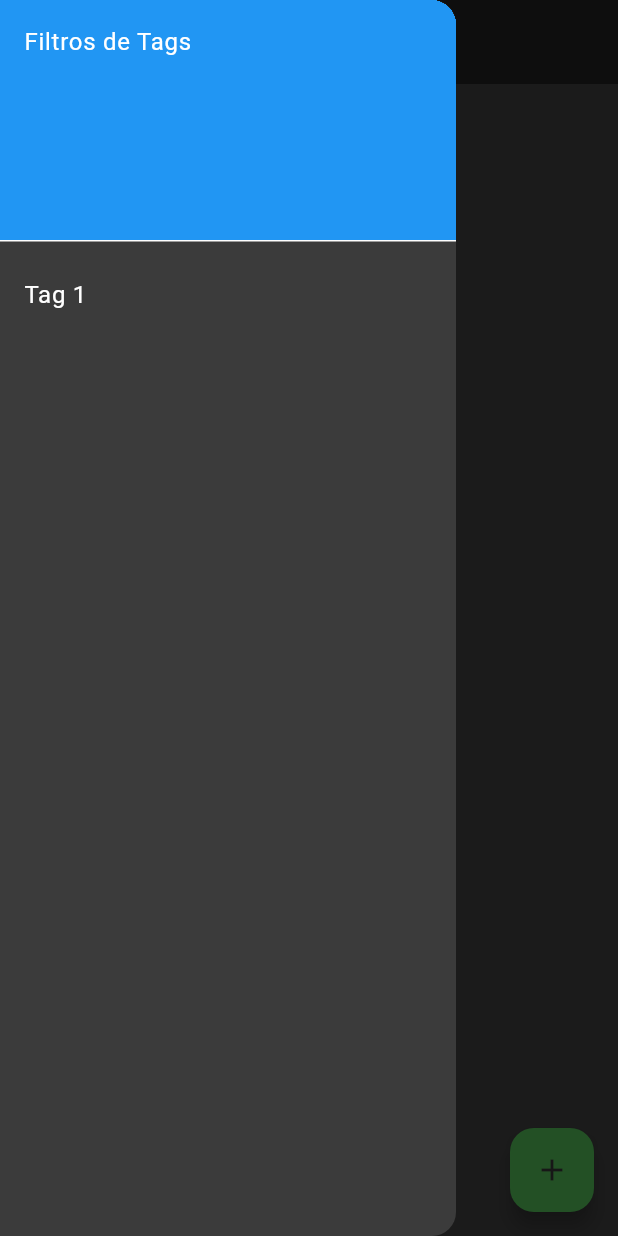
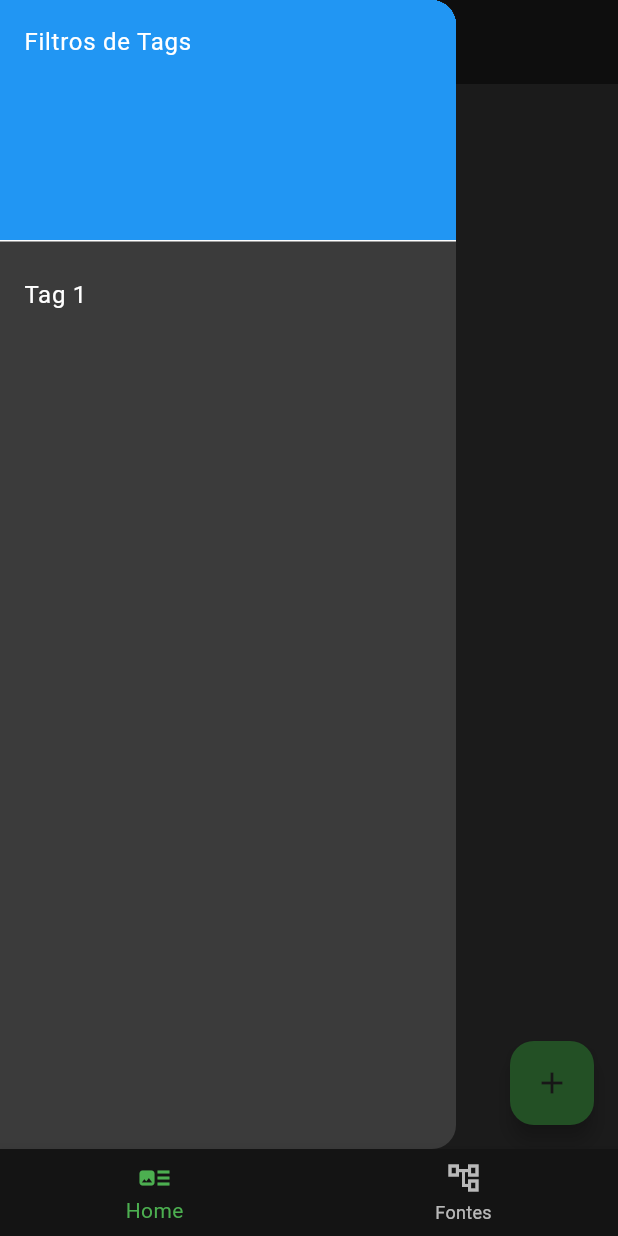
Before and after one commit to Yan-SO/my_manga, a Flutter app: the screen it shows after launch, with the side drawer open, on a phone screen of 412 x 824 dp. Run offline on Flutter 3.47's test engine with Material 3 defaults, Android fonts, the phone set to English and light mode, and no system bars; our stand-ins replace image_picker, sqflite, webview_flutter; accounts and stored records are empty.

Commit message:
adding font screen and code refactoring

```diff
--- /dev/null
+++ b/lib/src/models/fonts_model.dart
@@ -0,0 +1,55 @@
+class FontsModel {
+  final int? id;
+  final String fontName;
+  final int children;
+  final String? imgUrl;
+  String? urlFont;
+
+  FontsModel({
+    this.id,
+    required this.fontName,
+    this.imgUrl,
+    required this.children,
+    this.urlFont,
+  });
+  FontsModel copyWith({
+    int? id,
+    String? fontName,
+    int? children,
+    String? imgUrl,
+    String? urlFont,
+  }) {
+    return FontsModel(
+      id: id ?? this.id,
+      fontName: fontName ?? this.fontName,
+      children: children ?? this.children,
+      imgUrl: imgUrl ?? this.imgUrl,
+      urlFont: urlFont ?? this.urlFont,
+    );
+  }
+
+  @override
+  String toString() {
+    return 'FontsModel{id: $id, fontName: $fontName, children: $children, imgUrl: $imgUrl, urlFont: $urlFont}';
+  }
+
+  Map<String, dynamic> toJson() {
+    return {
+      'id': id,
+      'fontName': fontName,
+      'children': children,
+      'imgUrl': imgUrl,
+      'urlFont': urlFont,
+    };
+  }
+
+  factory FontsModel.fromJson(Map<String, dynamic> json) {
+    return FontsModel(
+      id: json['id'],
+      fontName: json['fontName'],
+      children: json['children'],
+      imgUrl: json['imgUrl'],
+      urlFont: json['urlFont'],
+    );
+  }
+}
--- a/lib/src/models/manga_model.dart
+++ b/lib/src/models/manga_model.dart
@@ -6,8 +6,10 @@ class MangaModel {
   final double chaptersRead;
   final double totalChapters;
   final DateTime lastRead;
+  final int? fontsModelId;
 
   MangaModel({
+    this.fontsModelId,
     this.urlManga,
     this.id,
     required this.title,
@@ -19,7 +21,7 @@ class MangaModel {
 
   @override
   String toString() {
-    return 'MangaModel{id: $id, title: $title, imgUrl: $imgUrl, urlManga: $urlManga, chaptersRead: $chaptersRead, totalChapters: $totalChapters, lastRead: $lastRead}';
+    return 'MangaModel{id: $id, title: $title, imgUrl: $imgUrl, urlManga: $urlManga, chaptersRead: $chaptersRead, totalChapters: $totalChapters, lastRead: $lastRead, fontsModelId: $fontsModelId}';
   }
 
   MangaModel copyWith({
@@ -30,6 +32,7 @@ class MangaModel {
     double? totalChapters,
     DateTime? lastRead,
     String? imgUrl,
+    int? fontsModelId,
   }) {
     return MangaModel(
       urlManga: urlManga ?? this.urlManga,
@@ -39,6 +42,7 @@ class MangaModel {
       totalChapters: totalChapters ?? this.totalChapters,
       lastRead: lastRead ?? this.lastRead,
       imgUrl: imgUrl ?? this.imgUrl,
+      fontsModelId: fontsModelId ?? this.fontsModelId,
     );
   }
 
@@ -51,6 +55,7 @@ class MangaModel {
       'chaptersRead': chaptersRead,
       'totalChapters': totalChapters,
       'lastRead': lastRead.toIso8601String(),
+      'fontsModelId': fontsModelId,
     };
   }
 
@@ -63,6 +68,7 @@ class MangaModel {
       chaptersRead: json['chaptersRead'],
       totalChapters: json['totalChapters'],
       lastRead: DateTime.parse(json['lastRead']),
+      fontsModelId: json['fontsModelId'],
     );
   }
 }
--- /dev/null
+++ b/lib/src/ui/components/home_menu.dart
@@ -0,0 +1,33 @@
+import 'package:flutter/material.dart';
+
+class HomeMenu extends StatelessWidget {
+  const HomeMenu({
+    super.key,
+    required this.context,
+  });
+
+  final BuildContext context;
+
+  @override
+  Widget build(BuildContext context) {
+    // Implemente o filtro de tags aqui
+    return Drawer(
+      child: ListView(
+        children: <Widget>[
+          const DrawerHeader(
+            decoration: BoxDecoration(
+              color: Colors.blue,
+            ),
+            child: Text('Filtros de Tags'),
+          ),
+          ListTile(
+            title: Text('Tag 1'),
+            onTap: () {
+              Navigator.pop(context);
+            },
+          ),
+        ],
+      ),
+    );
+  }
+}
--- a/lib/src/ui/components/item_card.dart
+++ b/lib/src/ui/components/item_card.dart
@@ -4,12 +4,12 @@ import 'package:flutter/material.dart';
 import 'package:my_mangas/src/models/manga_model.dart';
 import 'package:my_mangas/src/ui/screens/manga_page.dart';
 
-class ItemCard extends StatelessWidget {
+class ItemCardManga extends StatelessWidget {
   final MangaModel manga;
   final DateTime nowDate;
   final VoidCallback findMangas;
 
-  const ItemCard({
+  const ItemCardManga({
     super.key,
     required this.manga,
     required this.nowDate,
@@ -32,7 +32,7 @@ class ItemCard extends StatelessWidget {
         findMangas();
       },
       child: Card(
-        color: Theme.of(context).colorScheme.tertiary,
+        color: Theme.of(context).colorScheme.secondary,
         child: Padding(
           padding: const EdgeInsets.all(12.0),
           child: Row(children: [
--- a/lib/src/ui/components/drawer_menu_header.dart
+++ b/lib/src/ui/components/web_drawer_menu_header.dart
@@ -1,8 +1,8 @@
 import 'package:flutter/material.dart';
 import 'package:webview_flutter/webview_flutter.dart';
 
-class DrawerMenuHeader extends StatelessWidget {
-  const DrawerMenuHeader({
+class WebDrawerMenuHeader extends StatelessWidget {
+  const WebDrawerMenuHeader({
     super.key,
     required title,
     required WebViewController controller,
--- a/lib/src/ui/screens/home_page.dart
+++ b/lib/src/ui/screens/home_page.dart
@@ -1,144 +1,50 @@
+// ignore_for_file: prefer_const_literals_to_create_immutables, prefer_const_constructors
+
 import 'package:flutter/material.dart';
-import 'package:my_mangas/src/data/manga_repository.dart';
-import 'package:my_mangas/src/models/manga_model.dart';
-import 'package:my_mangas/src/ui/components/item_card.dart';
-import 'package:my_mangas/src/ui/screens/manipulation_page.dart';
+import 'package:my_mangas/src/ui/screens/fonts_page.dart';
+import 'package:my_mangas/src/ui/screens/manga_list_page.dart';
 
 class HomePage extends StatefulWidget {
-  HomePage({super.key});
+  const HomePage({super.key});
 
   @override
   State<HomePage> createState() => _HomePageState();
 }
 
 class _HomePageState extends State<HomePage> {
-  late Future<List<MangaModel>> _mangasFuture;
+  int _selectedIndex = 0;
 
-  final MangaRepository _mangaRepository = MangaRepository();
-  final TextEditingController _searchController = TextEditingController();
-  List<MangaModel> _filteredMangas = [];
-  List<MangaModel> _allMangasList = [];
-
-  @override
-  void initState() {
-    super.initState();
-    _findMangas();
-    _searchController.addListener(() {
-      _filterMangas(_searchController.text);
+  void _onItemTapped(int index) {
+    setState(() {
+      _selectedIndex = index;
     });
   }
 
-  @override
-  void dispose() {
-    _searchController.removeListener(() {
-      _filterMangas(_searchController.text);
-    });
-    _searchController.dispose();
-    super.dispose();
-  }
-
-  void _sortMangasByDate(List<MangaModel> mangas) {
-    mangas.sort((a, b) => b.lastRead.compareTo(a.lastRead));
-  }
-
-  void _findMangas() {
-    _mangasFuture = _mangaRepository.getAllMangas();
-    _mangasFuture.then((mangas) {
-      setState(() {
-        _allMangasList = mangas;
-        _filteredMangas = _allMangasList;
-        _sortMangasByDate(_filteredMangas);
-      });
-    });
-  }
-
-  void _filterMangas(String filter) {
-    setState(() {
-      if (filter.isNotEmpty) {
-        _filteredMangas = _allMangasList.where((manga) {
-          return manga.title.toLowerCase().contains(filter.toLowerCase());
-        }).toList();
-      } else {
-        _filteredMangas = _allMangasList;
-      }
-      _sortMangasByDate(_filteredMangas);
-    });
-  }
+  static final List<Widget> _pages = <Widget>[
+    MangaListPage(),
+    FontsPage(),
+  ];
 
   @override
   Widget build(BuildContext context) {
-    final DateTime nowDate = DateTime.now();
-
     return Scaffold(
-      floatingActionButton: FloatingActionButton(
-        onPressed: () async {
-          await Navigator.push(
-            context,
-            MaterialPageRoute(
-              builder: (context) => ManipulationPage(dateNow: nowDate),
-            ),
-          );
-          _findMangas();
-        },
-        child: const Icon(Icons.add),
-      ),
-      drawer: _tegFilter(),
-      appBar: AppBar(
-        backgroundColor: Theme.of(context).colorScheme.tertiary,
-        title: TextField(
-          controller: _searchController,
-          decoration: const InputDecoration(
-            hintText: 'Buscar...',
-            border: InputBorder.none,
-            hintStyle: TextStyle(color: Colors.white54),
+      bottomNavigationBar: BottomNavigationBar(
+        currentIndex: _selectedIndex,
+        onTap: _onItemTapped,
+        selectedItemColor: Theme.of(context).colorScheme.primary,
+        backgroundColor: Color.fromARGB(255, 20, 20, 20),
+        items: <BottomNavigationBarItem>[
+          BottomNavigationBarItem(
+            icon: Icon(Icons.art_track),
+            label: 'Home',
           ),
-        ),
-      ),
-      body: FutureBuilder<List<MangaModel>>(
-        future: _mangasFuture,
-        builder: (context, snapshot) {
-          if (snapshot.connectionState == ConnectionState.waiting) {
-            return const Center(child: CircularProgressIndicator());
-          } else if (snapshot.hasError) {
-            return Center(child: Text('Error: ${snapshot.error}'));
-          } else if (!snapshot.hasData || snapshot.data!.isEmpty) {
-            return const Center(child: Text('Adicione um novo manga!'));
-          } else {
-            return ListView.builder(
-              itemCount: _filteredMangas.length,
-              itemBuilder: (context, index) {
-                return ItemCard(
-                  manga: _filteredMangas[index],
-                  nowDate: nowDate,
-                  findMangas: _findMangas,
-                );
-              },
-            );
-          }
-        },
-      ),
-    );
-  }
-
-  Widget _tegFilter() {
-    // Implemente o filtro de tags aqui
-    return Drawer(
-      child: ListView(
-        children: <Widget>[
-          const DrawerHeader(
-            decoration: BoxDecoration(
-              color: Colors.blue,
-            ),
-            child: Text('Filtros de Tags'),
-          ),
-          ListTile(
-            title: Text('Tag 1'),
-            onTap: () {
-              Navigator.pop(context);
-            },
+          BottomNavigationBarItem(
+            icon: Icon(Icons.account_tree_outlined),
+            label: 'Fontes',
           ),
         ],
       ),
+      body: _pages.elementAt(_selectedIndex),
     );
   }
 }
--- /dev/null
+++ b/lib/src/ui/screens/manga_list_page.dart
@@ -0,0 +1,133 @@
+// ignore_for_file: prefer_const_constructors, prefer_const_literals_to_create_immutables
+
+import 'package:flutter/material.dart';
+import 'package:my_mangas/src/data/manga_repository.dart';
+import 'package:my_mangas/src/models/manga_model.dart';
+import 'package:my_mangas/src/ui/components/home_menu.dart';
+import 'package:my_mangas/src/ui/components/item_card.dart';
+import 'package:my_mangas/src/ui/screens/manipulation_page.dart';
+
+class MangaListPage extends StatefulWidget {
+  MangaListPage({super.key});
+
+  @override
+  State<MangaListPage> createState() => _MangaListPageState();
+}
+
+class _MangaListPageState extends State<MangaListPage> {
+  late Future<List<MangaModel>> _mangasFuture;
+
+  final MangaRepository _mangaRepository = MangaRepository();
+  final TextEditingController _searchController = TextEditingController();
+  List<MangaModel> _filteredMangas = [];
+  List<MangaModel> _allMangasList = [];
+
+  @override
+  void initState() {
+    super.initState();
+    _findMangas();
+    _searchController.addListener(() {
+      _filterMangas(_searchController.text);
+    });
+  }
+
+  @override
+  void dispose() {
+    _searchController.removeListener(() {
+      _filterMangas(_searchController.text);
+    });
+    _searchController.dispose();
+    super.dispose();
+  }
+
+  void _sortMangasByDate(List<MangaModel> mangas) {
+    mangas.sort((a, b) => b.lastRead.compareTo(a.lastRead));
+  }
+
+  void _findMangas() {
+    _mangasFuture = _mangaRepository.getAllMangas();
+    _mangasFuture.then((mangas) {
+      setState(() {
+        _allMangasList = mangas;
+        _filteredMangas = _allMangasList;
+        _sortMangasByDate(_filteredMangas);
+      });
+    });
+  }
+
+  void _filterMangas(String filter) {
+    setState(() {
+      if (filter.isNotEmpty) {
+        _filteredMangas = _allMangasList.where((manga) {
+          return manga.title.toLowerCase().contains(filter.toLowerCase());
+        }).toList();
+      } else {
+        _filteredMangas = _allMangasList;
+      }
+      _sortMangasByDate(_filteredMangas);
+    });
+  }
+
+  @override
+  Widget build(BuildContext context) {
+    final DateTime nowDate = DateTime.now();
+
+    return Scaffold(
+      floatingActionButton: FloatingActionButton(
+        onPressed: () async {
+          await Navigator.push(
+            context,
+            MaterialPageRoute(
+              builder: (context) => ManipulationPage(dateNow: nowDate),
+            ),
+          );
+          _findMangas();
+        },
+        child: const Icon(Icons.add),
+      ),
+      drawer: HomeMenu(context: context),
+      appBar: _appBar(context),
+      body: _futureBuilder(nowDate),
+    );
+  }
+
+  FutureBuilder<List<MangaModel>> _futureBuilder(DateTime nowDate) {
+    return FutureBuilder<List<MangaModel>>(
+      future: _mangasFuture,
+      builder: (context, snapshot) {
+        if (snapshot.connectionState == ConnectionState.waiting) {
+          return const Center(child: CircularProgressIndicator());
+        } else if (snapshot.hasError) {
+          return Center(child: Text('Error: ${snapshot.error}'));
+        } else if (!snapshot.hasData || snapshot.data!.isEmpty) {
+          return const Center(child: Text('Adicione um novo manga!'));
+        } else {
+          return ListView.builder(
+            itemCount: _filteredMangas.length,
+            itemBuilder: (context, index) {
+              return ItemCardManga(
+                manga: _filteredMangas[index],
+                nowDate: nowDate,
+                findMangas: _findMangas,
+              );
+            },
+          );
+        }
+      },
+    );
+  }
+
+  AppBar _appBar(BuildContext context) {
+    return AppBar(
+      backgroundColor: Theme.of(context).colorScheme.secondary,
+      title: TextField(
+        controller: _searchController,
+        decoration: const InputDecoration(
+          hintText: 'Buscar...',
+          border: InputBorder.none,
+          hintStyle: TextStyle(color: Colors.white54),
+        ),
+      ),
+    );
+  }
+}
--- a/lib/src/ui/screens/web_page.dart
+++ b/lib/src/ui/screens/web_page.dart
@@ -3,7 +3,7 @@
 import 'package:flutter/material.dart';
 import 'package:my_mangas/src/data/manga_repository.dart';
 import 'package:my_mangas/src/models/manga_model.dart';
-import 'package:my_mangas/src/ui/components/drawer_menu_header.dart';
+import 'package:my_mangas/src/ui/components/web_drawer_menu_header.dart';
 import 'package:my_mangas/src/ui/components/update_fields_dialog.dart';
 import 'package:webview_flutter/webview_flutter.dart';
 
@@ -51,11 +51,11 @@ class _WebPageState extends State<WebPage> {
     return SizedBox(
       width: (width * (2 / 3)),
       child: Container(
-        color: Theme.of(context).colorScheme.tertiary,
+        color: Theme.of(context).colorScheme.secondary,
         child: ListView(
           padding: EdgeInsets.zero,
           children: [
-            DrawerMenuHeader(
+            WebDrawerMenuHeader(
               controller: _controller,
               title: title,
             ),
--- a/lib/src/ui/theme/colors_theme.dart
+++ b/lib/src/ui/theme/colors_theme.dart
@@ -6,9 +6,9 @@ class MyColorsTheme {
     const brightness = Brightness.dark; // Modo de brilho escuro
     const primary = Color(0xFF4CAF50); // Cor do texto sobre a cor primária
     const onPrimary = Color(0xFF333333); // Cor primária
-    const secondary = Color(0xFF6D6D6D); // Cor secundária
+    const secondary = Color(0xFF1E1E1E); // Cor secundária
     const onSecondary = Colors.white; // Cor do texto sobre a cor secundária
-    const tertiary = Color(0xFF1E1E1E);
+    const tertiary = Color(0xFF6D6D6D);
     const onTertiary = Color.fromARGB(255, 221, 221, 221);
     const error = Colors.red; // Cor de erro
     const onError = Colors.white; // Cor do texto sobre a cor de erro
```
Also changed, not shown: lib/src/data/database_helper.dart (+36 -7 lines), lib/src/data/manga_repository.dart (+33 -0 lines), lib/src/ui/components/piker_image.dart (+16 -6 lines), lib/src/ui/screens/fonts_page.dart (added, +197 -0 lines), lib/src/ui/screens/manga_page.dart (+4 -5 lines), lib/src/ui/screens/manipulation_page.dart (+9 -1 lines).
